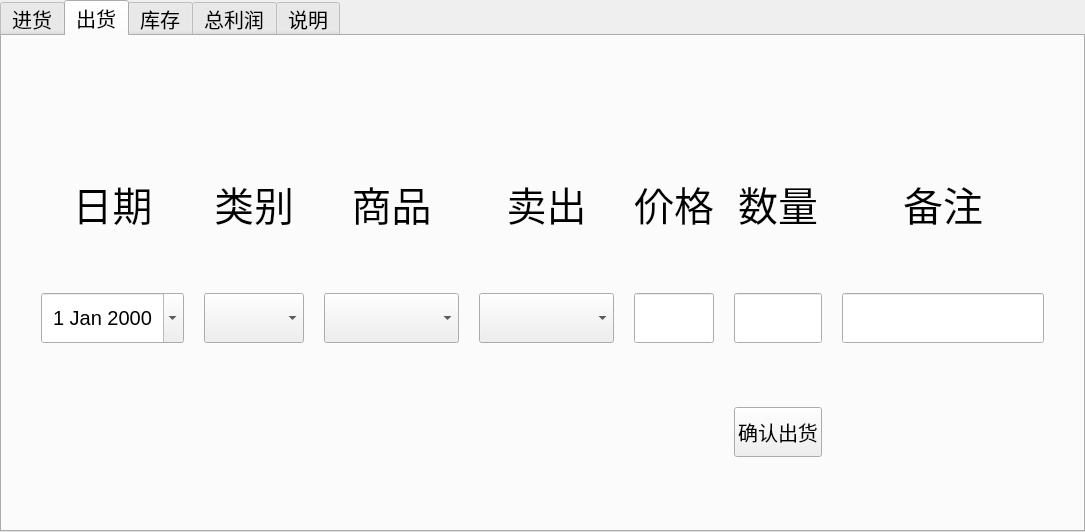
Above: mainwidget.ui from XHApplet/GoodsManage before the change. Below: the same form after it.
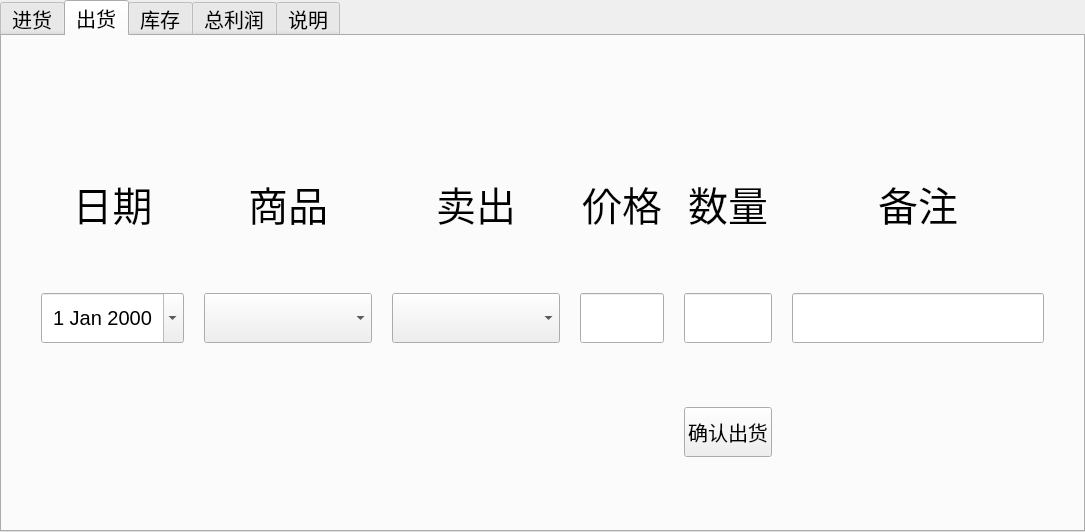
That is the form after the change. The open tabs and pages were chosen to show the change. Custom widgets are drawn as their Qt base class.

```diff
--- a/mainwidget.ui
+++ b/mainwidget.ui
@@ -356,7 +356,7 @@
    </attribute>
    <layout class="QGridLayout" name="gridLayout_3">
     <item row="0" column="0">
-     <layout class="QGridLayout" name="gridLayout_2" rowstretch="1,2,7,2" columnstretch="2,1,2,2,1,1,3" rowminimumheight="1,1,1,1" columnminimumwidth="1,2,3,4,5,6,0">
+     <layout class="QGridLayout" name="gridLayout_2" rowstretch="1,2,3,2" columnstretch="1,4,4,2,2,6">
       <property name="sizeConstraint">
        <enum>QLayout::SetDefaultConstraint</enum>
       </property>
@@ -375,37 +375,45 @@
       <property name="spacing">
        <number>20</number>
       </property>
+      <item row="1" column="0">
+       <widget class="QLabel" name="label_6">
+        <property name="font">
+         <font>
+          <pointsize>30</pointsize>
+         </font>
+        </property>
+        <property name="text">
+         <string>日期</string>
+        </property>
+        <property name="alignment">
+         <set>Qt::AlignCenter</set>
+        </property>
+       </widget>
+      </item>
+      <item row="0" column="0">
+       <spacer name="verticalSpacer_2">
+        <property name="orientation">
+         <enum>Qt::Vertical</enum>
+        </property>
+        <property name="sizeHint" stdset="0">
+         <size>
+          <width>20</width>
+          <height>40</height>
+         </size>
+        </property>
+       </spacer>
+      </item>
+      <item row="2" column="2">
+       <widget class="ExtendedComboBox" name="comboBoxOutputSeller">
+        <property name="minimumSize">
+         <size>
+          <width>0</width>
+          <height>50</height>
+         </size>
+        </property>
+       </widget>
+      </item>
       <item row="1" column="2">
-       <widget class="QLabel" name="label_7">
-        <property name="font">
-         <font>
-          <pointsize>30</pointsize>
-         </font>
-        </property>
-        <property name="text">
-         <string>商品</string>
-        </property>
-        <property name="alignment">
-         <set>Qt::AlignCenter</set>
-        </property>
-       </widget>
-      </item>
-      <item row="1" column="6">
-       <widget class="QLabel" name="label_11">
-        <property name="font">
-         <font>
-          <pointsize>30</pointsize>
-         </font>
-        </property>
-        <property name="text">
-         <string>备注</string>
-        </property>
-        <property name="alignment">
-         <set>Qt::AlignCenter</set>
-        </property>
-       </widget>
-      </item>
-      <item row="1" column="3">
        <widget class="QLabel" name="label_8">
         <property name="font">
          <font>
@@ -420,22 +428,60 @@
         </property>
        </widget>
       </item>
-      <item row="1" column="0">
-       <widget class="QLabel" name="label_6">
+      <item row="3" column="0">
+       <spacer name="verticalSpacer_4">
+        <property name="orientation">
+         <enum>Qt::Vertical</enum>
+        </property>
+        <property name="sizeHint" stdset="0">
+         <size>
+          <width>20</width>
+          <height>40</height>
+         </size>
+        </property>
+       </spacer>
+      </item>
+      <item row="2" column="1">
+       <widget class="ExtendedComboBox" name="comboBoxOutputGoods">
+        <property name="minimumSize">
+         <size>
+          <width>0</width>
+          <height>50</height>
+         </size>
+        </property>
+       </widget>
+      </item>
+      <item row="1" column="1">
+       <widget class="QLabel" name="label_7">
         <property name="font">
          <font>
           <pointsize>30</pointsize>
          </font>
         </property>
         <property name="text">
-         <string>日期</string>
+         <string>商品</string>
         </property>
         <property name="alignment">
          <set>Qt::AlignCenter</set>
         </property>
        </widget>
       </item>
-      <item row="2" column="6">
+      <item row="1" column="5">
+       <widget class="QLabel" name="label_11">
+        <property name="font">
+         <font>
+          <pointsize>30</pointsize>
+         </font>
+        </property>
+        <property name="text">
+         <string>备注</string>
+        </property>
+        <property name="alignment">
+         <set>Qt::AlignCenter</set>
+        </property>
+       </widget>
+      </item>
+      <item row="2" column="5">
        <widget class="QLineEdit" name="lineEditOutputRemark">
         <property name="minimumSize">
          <size>
@@ -445,16 +491,6 @@
         </property>
        </widget>
       </item>
-      <item row="2" column="3">
-       <widget class="ExtendedComboBox" name="comboBoxOutputSeller">
-        <property name="minimumSize">
-         <size>
-          <width>0</width>
-          <height>50</height>
-         </size>
-        </property>
-       </widget>
-      </item>
       <item row="2" column="0">
        <widget class="CCustomDateEdit" name="dateEditOutput">
         <property name="minimumSize">
@@ -471,33 +507,7 @@
         </property>
        </widget>
       </item>
-      <item row="0" column="0">
-       <spacer name="verticalSpacer_2">
-        <property name="orientation">
-         <enum>Qt::Vertical</enum>
-        </property>
-        <property name="sizeHint" stdset="0">
-         <size>
-          <width>20</width>
-          <height>40</height>
-         </size>
-        </property>
-       </spacer>
-      </item>
-      <item row="3" column="0">
-       <spacer name="verticalSpacer_4">
-        <property name="orientation">
-         <enum>Qt::Vertical</enum>
-        </property>
-        <property name="sizeHint" stdset="0">
-         <size>
-          <width>20</width>
-          <height>40</height>
-         </size>
-        </property>
-       </spacer>
-      </item>
-      <item row="3" column="5">
+      <item row="3" column="4">
        <widget class="QPushButton" name="pushButtonOutput">
         <property name="minimumSize">
          <size>
@@ -510,61 +520,7 @@
         </property>
        </widget>
       </item>
-      <item row="2" column="2">
-       <widget class="ExtendedComboBox" name="comboBoxOutputGoods">
-        <property name="minimumSize">
-         <size>
-          <width>0</width>
-          <height>50</height>
-         </size>
-        </property>
-       </widget>
-      </item>
-      <item row="2" column="1">
-       <widget class="ExtendedComboBox" name="comboBoxOutputType">
-        <property name="minimumSize">
-         <size>
-          <width>0</width>
-          <height>50</height>
-         </size>
-        </property>
-        <property name="font">
-         <font>
-          <pointsize>15</pointsize>
-         </font>
-        </property>
-        <property name="sizeAdjustPolicy">
-         <enum>QComboBox::AdjustToContentsOnFirstShow</enum>
-        </property>
-       </widget>
-      </item>
-      <item row="2" column="4">
-       <widget class="QLineEdit" name="lineEditOutputPrice">
-        <property name="minimumSize">
-         <size>
-          <width>0</width>
-          <height>50</height>
-         </size>
-        </property>
-        <property name="alignment">
-         <set>Qt::AlignCenter</set>
-        </property>
-       </widget>
-      </item>
-      <item row="2" column="5">
-       <widget class="QLineEdit" name="lineEditOutputNum">
-        <property name="minimumSize">
-         <size>
-          <width>0</width>
-          <height>50</height>
-         </size>
-        </property>
-        <property name="alignment">
-         <set>Qt::AlignCenter</set>
-        </property>
-       </widget>
-      </item>
-      <item row="1" column="5">
+      <item row="1" column="4">
        <widget class="QLabel" name="label_9">
         <property name="font">
          <font>
@@ -579,7 +535,20 @@
         </property>
        </widget>
       </item>
-      <item row="1" column="4">
+      <item row="2" column="4">
+       <widget class="QLineEdit" name="lineEditOutputNum">
+        <property name="minimumSize">
+         <size>
+          <width>0</width>
+          <height>50</height>
+         </size>
+        </property>
+        <property name="alignment">
+         <set>Qt::AlignCenter</set>
+        </property>
+       </widget>
+      </item>
+      <item row="1" column="3">
        <widget class="QLabel" name="label_10">
         <property name="font">
          <font>
@@ -594,15 +563,13 @@
         </property>
        </widget>
       </item>
-      <item row="1" column="1">
-       <widget class="QLabel" name="label_12">
-        <property name="font">
-         <font>
-          <pointsize>30</pointsize>
-         </font>
-        </property>
-        <property name="text">
-         <string>类别</string>
+      <item row="2" column="3">
+       <widget class="QLineEdit" name="lineEditOutputPrice">
+        <property name="minimumSize">
+         <size>
+          <width>0</width>
+          <height>50</height>
+         </size>
         </property>
         <property name="alignment">
          <set>Qt::AlignCenter</set>
```
Left out of the diff: 252 changed lines with no effect on the pictures.
